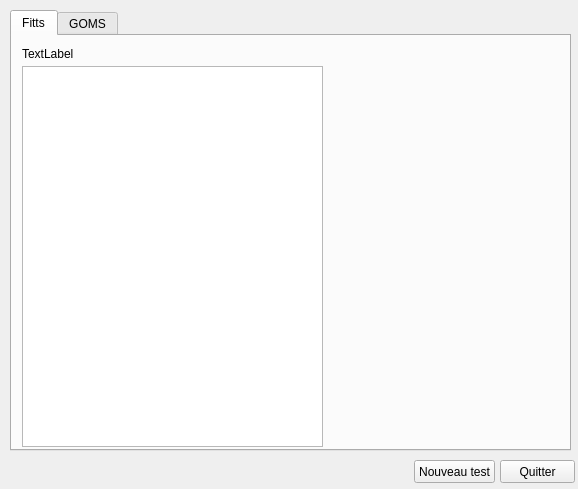
Before: the Qt Designer form resultswindow.ui in Anthex/GL40, drawn with Qt 5.
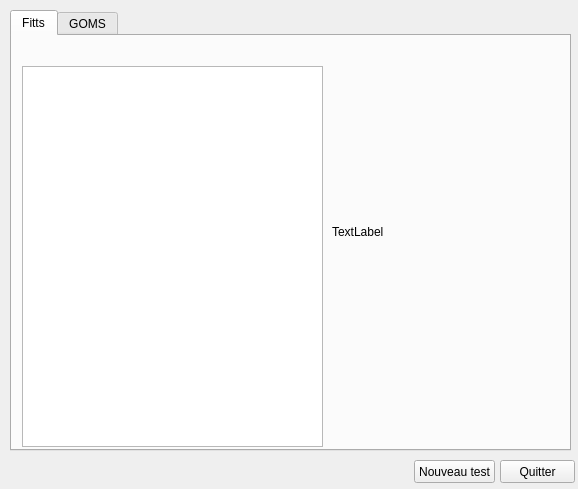
After: the same form once the commit is applied.

What changed in the file:
```diff
--- a/resultswindow.ui
+++ b/resultswindow.ui
@@ -32,10 +32,10 @@
     <widget class="QLabel" name="label">
      <property name="geometry">
       <rect>
-       <x>10</x>
-       <y>10</y>
+       <x>320</x>
+       <y>30</y>
        <width>221</width>
-       <height>16</height>
+       <height>331</height>
       </rect>
      </property>
      <property name="text">
```
